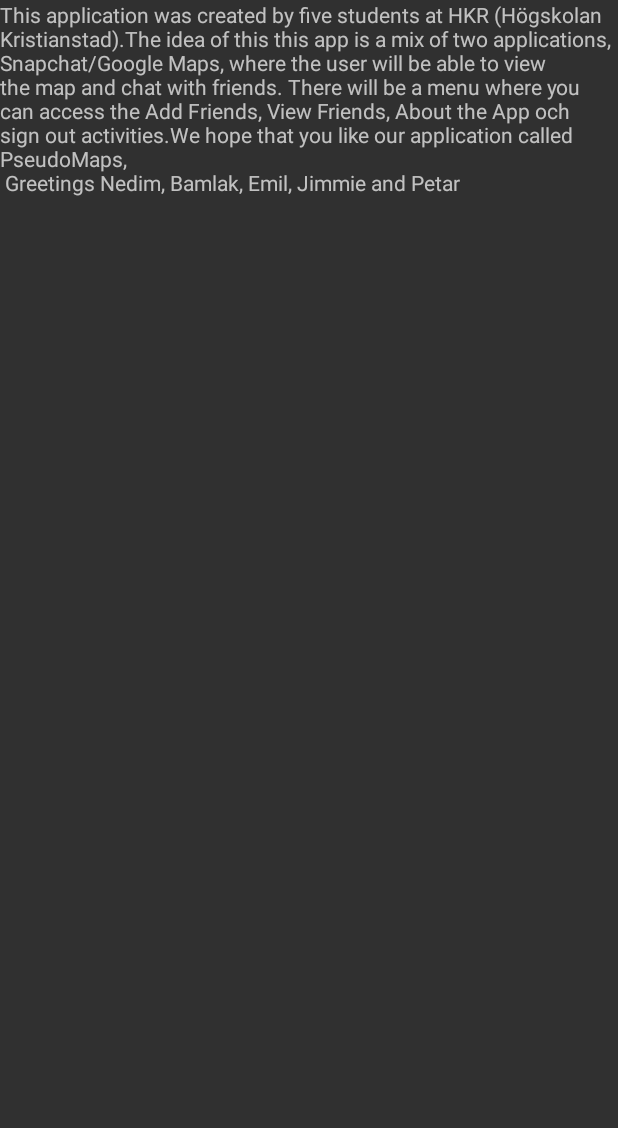
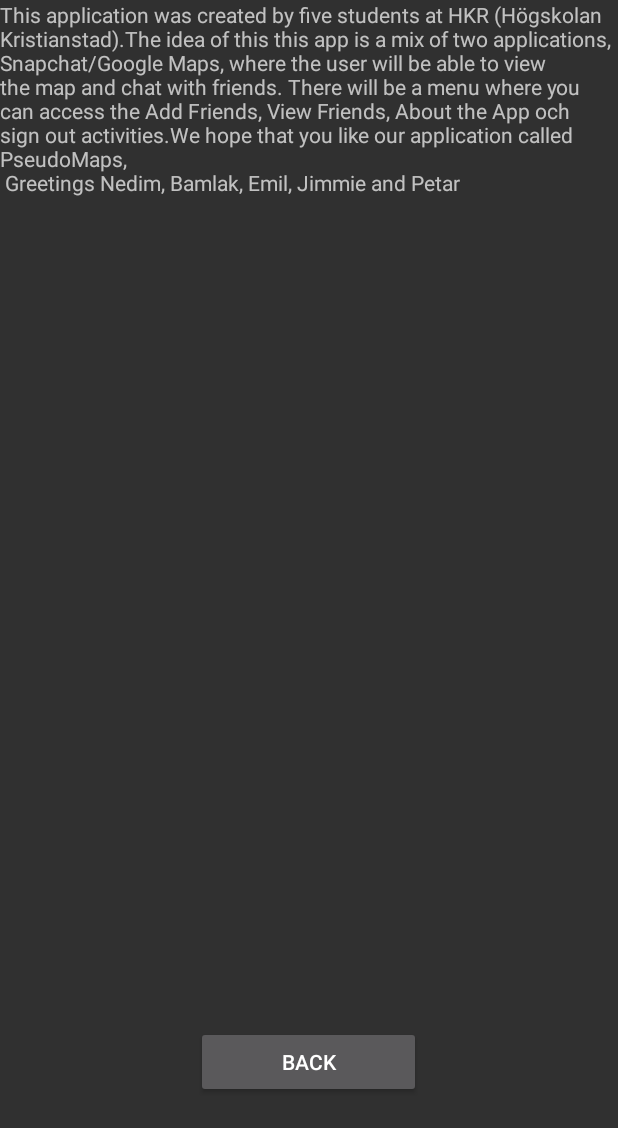
Before and after one commit to BigNedJ/projectGPS, an Android app: the AboutUsActivity screen opened directly, with no data from a screen before it, on a phone screen of 412 x 824 dp. Shown: the top 1128 px of the screen. Run offline under Robolectric (Android 15) with nearby library versions, the phone set to English and light mode, and no system bars.

Commit message:
added button in About us class

```diff
--- a/app/src/main/java/com/emil/projectgps/AboutUsActivity.java
+++ b/app/src/main/java/com/emil/projectgps/AboutUsActivity.java
@@ -2,11 +2,15 @@ package com.emil.projectgps;
 
 import androidx.appcompat.app.AppCompatActivity;
 
+import android.content.Intent;
 import android.os.Bundle;
+import android.view.View;
+import android.widget.Button;
 import android.widget.TextView;
 
 public class AboutUsActivity extends AppCompatActivity {
     TextView textViewAboutUs;
+    Button back;
 
     @Override
     protected void onCreate(Bundle savedInstanceState) {
@@ -14,6 +18,15 @@ public class AboutUsActivity extends AppCompatActivity {
         setContentView(R.layout.activity_about_us);
 
         textViewAboutUs=(TextView)findViewById(R.id.textAboutUs);
+        back=(Button)findViewById(R.id.btnBack);
+
+        back.setOnClickListener(new View.OnClickListener() {
+            @Override
+            public void onClick(View view) {
+                startActivity(new Intent(getApplicationContext(),MapsActivity.class));
+            }
+        });
+
         textViewAboutUs.setText("This application was created by five students at HKR (Högskolan Kristianstad)." +
                 "The idea of this this app is a mix of two applications, Snapchat/Google Maps, where the user " +
                 "will be able to view the map and chat with friends. There will be a menu where you can " +
--- a/app/src/main/res/layout/activity_about_us.xml
+++ b/app/src/main/res/layout/activity_about_us.xml
@@ -6,9 +6,25 @@
     android:layout_height="match_parent"
     tools:context=".AboutUsActivity">
 
+    <Button
+        android:id="@+id/btnBack"
+        android:layout_width="150dp"
+        android:layout_height="wrap_content"
+        android:layout_below="@id/textAboutUs"
+        android:layout_alignParentStart="true"
+        android:layout_alignParentEnd="true"
+        android:layout_marginBottom="92dp"
+        android:text="Back"
+        app:layout_constraintBottom_toBottomOf="parent"
+        app:layout_constraintEnd_toEndOf="parent"
+        app:layout_constraintHorizontal_bias="0.498"
+        app:layout_constraintStart_toStartOf="parent" />
+
     <TextView
         android:id="@+id/textAboutUs"
         android:layout_width="match_parent"
-        android:layout_height="match_parent"/>
+        android:layout_height="match_parent"
+        tools:layout_editor_absoluteX="0dp"
+        tools:layout_editor_absoluteY="0dp" />
 
 </androidx.constraintlayout.widget.ConstraintLayout>
```
